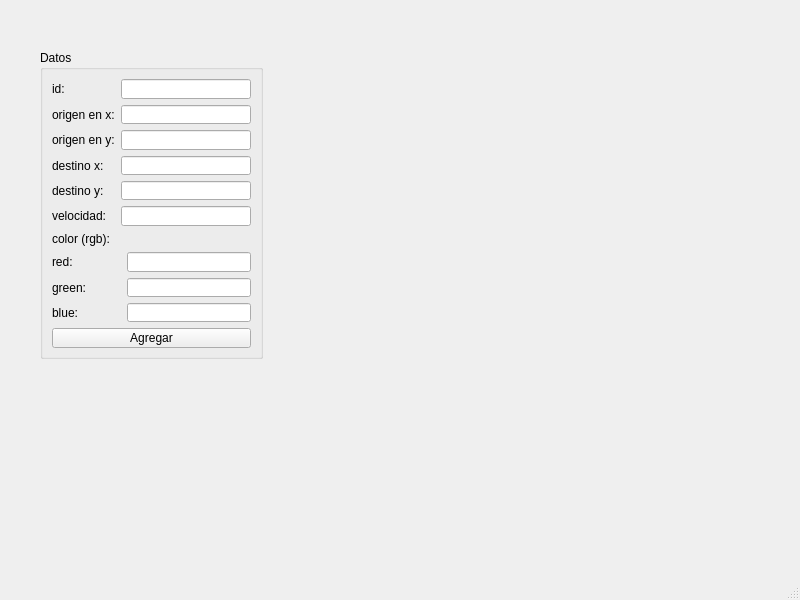
Above: mainwindow.ui from EmmanuelPaniagua/act-8 before the change. Below: the same form after it.
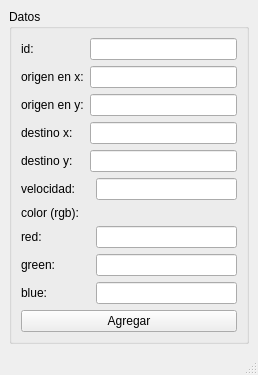
That is the form after the change.

Commit message: modifique el tamaño de la ventana, porque era muy grande

Diff of the .ui file:
```diff
--- a/mainwindow.ui
+++ b/mainwindow.ui
@@ -6,23 +6,17 @@
    <rect>
     <x>0</x>
     <y>0</y>
-    <width>800</width>
-    <height>600</height>
+    <width>258</width>
+    <height>368</height>
    </rect>
   </property>
   <property name="windowTitle">
    <string>MainWindow</string>
   </property>
   <widget class="QWidget" name="centralwidget">
+   <layout class="QGridLayout" name="gridLayout_2">
+    <item row="0" column="0">
    <widget class="QGroupBox" name="groupBox">
-    <property name="geometry">
-     <rect>
-      <x>40</x>
-      <y>50</y>
-      <width>223</width>
-      <height>309</height>
-     </rect>
-    </property>
     <property name="title">
      <string>Datos</string>
     </property>
@@ -84,9 +78,6 @@
        </property>
       </widget>
      </item>
-     <item row="5" column="1" colspan="2">
-      <widget class="QLineEdit" name="lineEdit_6"/>
-     </item>
      <item row="6" column="0">
       <widget class="QLabel" name="label_7">
        <property name="text">
@@ -131,8 +122,13 @@
        </property>
       </widget>
      </item>
-    </layout>
-   </widget>
+       <item row="5" column="2">
+        <widget class="QLineEdit" name="lineEdit_6"/>
+       </item>
+      </layout>
+     </widget>
+    </item>
+   </layout>
   </widget>
   <widget class="QMenuBar" name="menubar">
    <property name="geometry">
```
Left out of the diff: 2 changed lines with no effect on the pictures. Lines whose indentation alone changed are shown as unchanged.
